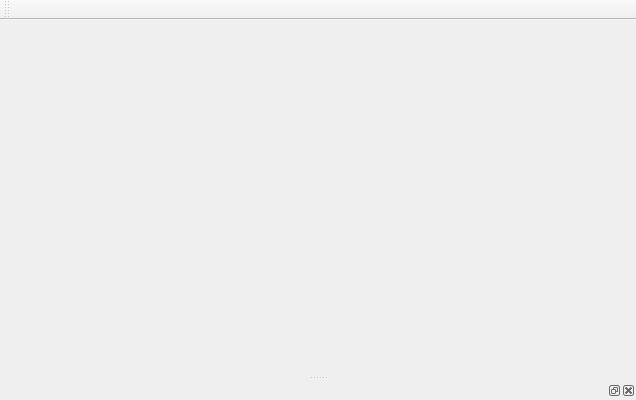
Before: the Qt Designer form mainwindow.ui in Ignotus/circuitmod, drawn with Qt 5.
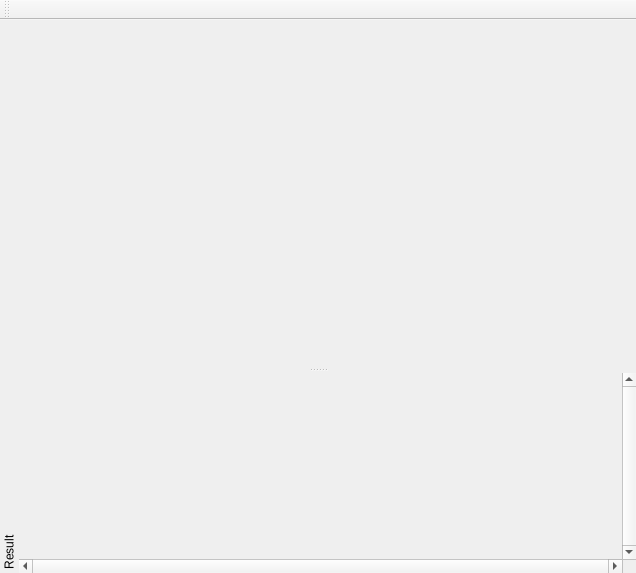
After: the same form once the commit is applied.

```diff
--- a/mainwindow.ui
+++ b/mainwindow.ui
@@ -7,7 +7,7 @@
     <x>0</x>
     <y>0</y>
     <width>636</width>
-    <height>400</height>
+    <height>573</height>
    </rect>
   </property>
   <property name="minimumSize">
@@ -38,10 +38,71 @@
    </attribute>
   </widget>
   <widget class="QDockWidget" name="dockWidget">
+   <property name="features">
+    <set>QDockWidget::DockWidgetMovable|QDockWidget::DockWidgetVerticalTitleBar</set>
+   </property>
+   <property name="windowTitle">
+    <string>Result</string>
+   </property>
    <attribute name="dockWidgetArea">
     <number>8</number>
    </attribute>
-   <widget class="QWidget" name="dockWidgetContents"/>
+   <widget class="QWidget" name="dockWidgetContents">
+    <layout class="QVBoxLayout" name="verticalLayout_2">
+     <property name="spacing">
+      <number>0</number>
+     </property>
+     <property name="margin">
+      <number>0</number>
+     </property>
+     <item>
+      <widget class="QScrollArea" name="scrollArea">
+       <property name="minimumSize">
+        <size>
+         <width>0</width>
+         <height>200</height>
+        </size>
+       </property>
+       <property name="frameShape">
+        <enum>QFrame::NoFrame</enum>
+       </property>
+       <property name="verticalScrollBarPolicy">
+        <enum>Qt::ScrollBarAlwaysOn</enum>
+       </property>
+       <property name="horizontalScrollBarPolicy">
+        <enum>Qt::ScrollBarAlwaysOn</enum>
+       </property>
+       <property name="widgetResizable">
+        <bool>true</bool>
+       </property>
+       <widget class="QWidget" name="scrollAreaWidgetContents">
+        <property name="geometry">
+         <rect>
+          <x>0</x>
+          <y>0</y>
+          <width>594</width>
+          <height>191</height>
+         </rect>
+        </property>
+        <property name="maximumSize">
+         <size>
+          <width>605</width>
+          <height>16777215</height>
+         </size>
+        </property>
+        <layout class="QHBoxLayout" name="horizontalLayout">
+         <property name="spacing">
+          <number>0</number>
+         </property>
+         <property name="margin">
+          <number>0</number>
+         </property>
+        </layout>
+       </widget>
+      </widget>
+     </item>
+    </layout>
+   </widget>
   </widget>
  </widget>
  <layoutdefault spacing="6" margin="11"/>
```
